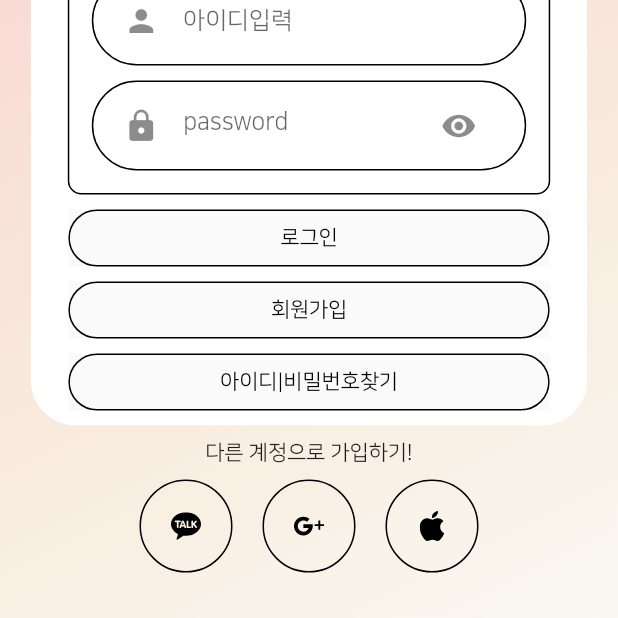
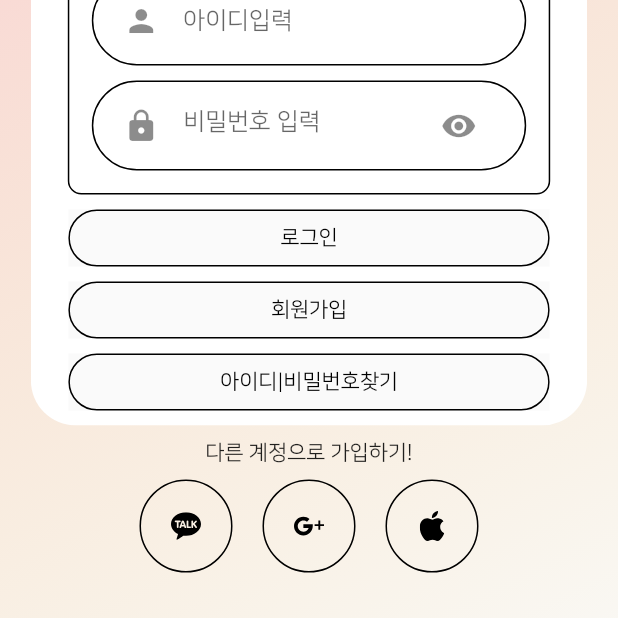
Before and after one commit to BeomyoonHeo/ggamf_front, a Flutter app: the screen it shows after launch, on a phone screen of 412 x 824 dp, the part 497-1115 px from its top. Run offline on Flutter 3.47's test engine with Material 2 defaults, Android fonts, the phone set to English and light mode, and no system bars; our stand-ins replace chips_choice, data_table_2, flashy_tab_bar2, flutter_rating_bar, flutter_svg, font_awesome_flutter and 2 more; project files that could hold a hidden picture were left out.

Commit message:
로그인 유저 모델 완료

```diff
--- a/lib/main.dart
+++ b/lib/main.dart
@@ -26,7 +26,7 @@ class MyApp extends StatelessWidget {
         PageEnum.JOIN.requestLocation: (context) => const JoinUserPage(),
         PageEnum.ALLPAGES.requestLocation: (context) => const AllPages(),
       },
-      theme: buildThemeData(),
+      theme: theme(),
     );
   }
 }
--- /dev/null
+++ b/lib/models/user/login_user_model.dart
@@ -0,0 +1,6 @@
+class LoginUserModel {
+  final String userId;
+  final String password;
+
+  LoginUserModel({required this.userId, required this.password});
+}
--- a/lib/views/pages/login_user/components/rounded_input_password_field.dart
+++ b/lib/views/pages/login_user/components/rounded_input_password_field.dart
@@ -20,7 +20,7 @@ class _RoundedInputPasswordFieldState extends State<RoundedInputPasswordField> {
           onChanged: (value) {},
           obscureText: obscureText,
           decoration: InputDecoration(
-              hintText: "password",
+              hintText: "비밀번호 입력",
               icon: Icon(Icons.lock),
               suffixIcon: IconButton(
                 icon: visible,
--- a/lib/views/pages/recommend_ggamef/recommend_ggamf_list/components/recommend_ggamf_list_tab_view.dart
+++ b/lib/views/pages/recommend_ggamef/recommend_ggamf_list/components/recommend_ggamf_list_tab_view.dart
@@ -1,6 +1,6 @@
 import 'package:flutter/cupertino.dart';
 import 'package:flutter/material.dart';
-import 'package:ggamf_front/models/user.dart';
+import 'package:ggamf_front/models/user/user.dart';
 import 'package:ggamf_front/views/pages/recommend_ggamef/recommend_ggamf_list/components/recommend_ggamf_list_tab_bar.dart';
 
 class RecommendGgamfListTabView extends StatefulWidget {
```
Also changed, not shown: lib/core/theme.dart (+12 -12 lines), lib/views/pages/chatting/chatting_components/other_chat.dart (+18 -7 lines), lib/models/chats/chats.dart (renamed from lib/models/chats.dart), lib/models/user/user.dart (renamed from lib/models/user.dart).
